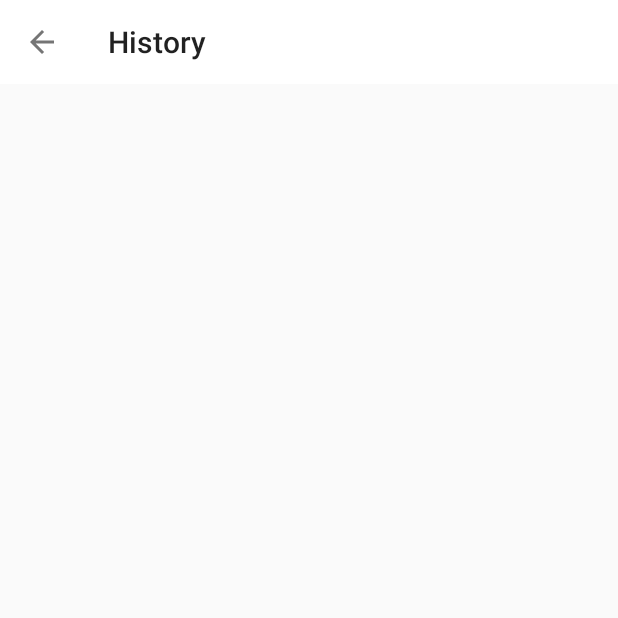
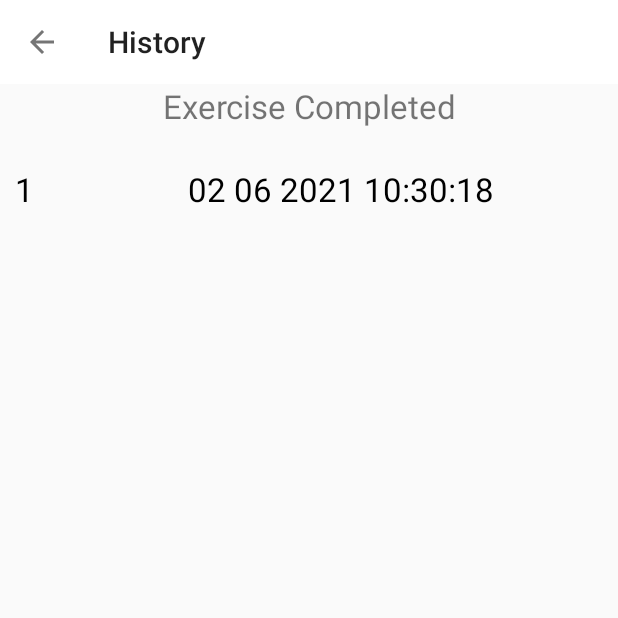
Before and after one commit to RenijS/Android_WorkoutApp_Kotlin, an Android app: the HistoryActivity screen opened directly, with no data from a screen before it, on a phone screen of 412 x 824 dp, the top half of it. Before the commit the part shown is almost empty. Run offline under Robolectric (Android 15) with nearby library versions, the phone set to English and light mode, and no system bars.

Commit message:
7MinWorkoutApp V3 (SQLite)

```diff
--- a/app/src/main/java/com/example/a7minuteworkoutapplication/ExerciseActivity.kt
+++ b/app/src/main/java/com/example/a7minuteworkoutapplication/ExerciseActivity.kt
@@ -144,8 +144,8 @@ class ExerciseActivity : AppCompatActivity(), TextToSpeech.OnInitListener {
             }
             //is executed when finished
             override fun onFinish() {
-                //if(currentExercisePosition < 2){
-                if (currentExercisePosition < exerciseList!!.size-1){
+                if(currentExercisePosition < 1){
+                //if (currentExercisePosition < exerciseList!!.size-1){
                     if (exerciseList!![currentExercisePosition].getIsSelected() == true) {
                         exerciseList!![currentExercisePosition].setIsSelected(false)
                         exerciseList!![currentExercisePosition].setIsCompleted(true)
--- a/app/src/main/java/com/example/a7minuteworkoutapplication/HistoryActivity.kt
+++ b/app/src/main/java/com/example/a7minuteworkoutapplication/HistoryActivity.kt
@@ -2,6 +2,9 @@ package com.example.a7minuteworkoutapplication
 
 import androidx.appcompat.app.AppCompatActivity
 import android.os.Bundle
+import android.util.Log
+import android.view.View
+import androidx.recyclerview.widget.LinearLayoutManager
 import com.example.a7minuteworkoutapplication.databinding.ActivityHistoryBinding
 
 class HistoryActivity : AppCompatActivity() {
@@ -25,5 +28,24 @@ class HistoryActivity : AppCompatActivity() {
         binding.toolbarHistoryActivity.setNavigationOnClickListener {
             onBackPressed()
         }
+
+        fillRecyclerView()
+    }
+
+    private fun fillRecyclerView(){
+        val dbHandler = SqliteOpenHelper(this, null)
+        val allDataList = dbHandler.getAllDataList()
+        Log.e("HistoryActivity", "" + allDataList)
+
+        if (allDataList.size > 0){
+            binding.tvNoData.visibility = View.GONE
+            binding.llRvMain.visibility = View.VISIBLE
+
+            binding.rvHistory.layoutManager = LinearLayoutManager(this)
+            binding.rvHistory.adapter = HistoryAdapter(this, allDataList)
+        } else{
+            binding.llRvMain.visibility = View.GONE
+            binding.tvNoData.visibility = View.VISIBLE
+        }
     }
 }
--- /dev/null
+++ b/app/src/main/java/com/example/a7minuteworkoutapplication/HistoryAdapter.kt
@@ -0,0 +1,35 @@
+package com.example.a7minuteworkoutapplication
+
+import android.content.Context
+import android.util.Log
+import android.view.LayoutInflater
+import android.view.ViewGroup
+import androidx.recyclerview.widget.RecyclerView
+import com.example.a7minuteworkoutapplication.databinding.ItemExerciseStatusBinding
+import com.example.a7minuteworkoutapplication.databinding.ItemHistoryRowBinding
+import java.util.ArrayList
+
+class HistoryAdapter(val context: Context,val item: ArrayList<String>): RecyclerView.Adapter<HistoryAdapter.ViewHolder>() {
+
+    class ViewHolder(binding: ItemHistoryRowBinding): RecyclerView.ViewHolder(binding.root){
+        val llMainRow = binding.llHistoryMain
+        val tvId = binding.tvId
+        val tvDate = binding.tvDate
+    }
+
+    override fun onCreateViewHolder(parent: ViewGroup, viewType: Int): ViewHolder {
+        val binding = ItemHistoryRowBinding.inflate(LayoutInflater.from(parent.context), parent, false)
+        return ViewHolder(binding)
+    }
+
+    override fun onBindViewHolder(holder: ViewHolder, position: Int) {
+        val date : String = item[position]
+        Log.e("HistoryAdapter", ""+date)
+        holder.tvId.text = (position+1).toString()
+        holder.tvDate.text = date
+    }
+
+    override fun getItemCount(): Int {
+        return item.size
+    }
+}
--- /dev/null
+++ b/app/src/main/java/com/example/a7minuteworkoutapplication/SqliteOpenHelper.kt
@@ -0,0 +1,56 @@
+package com.example.a7minuteworkoutapplication
+
+import android.content.ContentValues
+import android.content.Context
+import android.database.sqlite.SQLiteDatabase
+import android.database.sqlite.SQLiteOpenHelper
+import android.util.Log
+import java.util.ArrayList
+
+class SqliteOpenHelper(context: Context, factory:SQLiteDatabase.CursorFactory?): SQLiteOpenHelper(context, DATABASE_NAME, factory,DATABASE_VERSION) {
+
+    companion object{
+        private val DATABASE_VERSION = 1
+        private val DATABASE_NAME = "SevenMinutesWorkout.db"
+        private val TABLE_HISTORY = "history" //Table name
+        private val COLUMN_ID = "_id" // underscore cuz primary key
+        private val COLUMN_COMPLETED_DATE = "completed_date"
+    }
+
+    override fun onCreate(db: SQLiteDatabase?) {
+        val CREATE_EXERCISE_TABLE = ("CREATE TABLE " + TABLE_HISTORY + "(" +
+                COLUMN_ID + " INTEGER PRIMARY KEY, " + COLUMN_COMPLETED_DATE + " TEXT)")
+        db?.execSQL(CREATE_EXERCISE_TABLE)
+    }
+
+    override fun onUpgrade(db: SQLiteDatabase?, oldVersion: Int, newVersion: Int) {
+        db?.execSQL("DROP TABLE IF EXISTS " + TABLE_HISTORY)
+        onCreate(db)
+    }
+
+    fun addDate(date: String){
+        Log.e("Sqlite", "" + date)
+        val values = ContentValues()
+        values.put(COLUMN_COMPLETED_DATE, date)
+
+        val db = this.writableDatabase
+        db.insert(TABLE_HISTORY, null, values)
+        db.close()
+    }
+
+    fun getAllDataList() : ArrayList<String>{
+        val list = ArrayList<String>()
+        val db = this.readableDatabase
+        val cursor = db.rawQuery("SELECT * FROM $TABLE_HISTORY", null)
+        //cursor goes through row in table
+        while (cursor.moveToNext()){
+            val dateValue = (cursor.getString(cursor.getColumnIndex(COLUMN_COMPLETED_DATE)))
+            list.add(dateValue.toString())
+            Log.e("Sqlite", ""+ dateValue)
+            Log.e("Sqlite", "" + dateValue.toString())
+        }
+        cursor.close()
+        return list
+
+    }
+}
--- a/app/src/main/res/layout/activity_history.xml
+++ b/app/src/main/res/layout/activity_history.xml
@@ -1,6 +1,5 @@
 <?xml version="1.0" encoding="utf-8"?>
 <RelativeLayout xmlns:android="http://schemas.android.com/apk/res/android"
-    xmlns:app="http://schemas.android.com/apk/res-auto"
     xmlns:tools="http://schemas.android.com/tools"
     android:layout_width="match_parent"
     android:layout_height="match_parent"
@@ -14,4 +13,35 @@
         android:minHeight="?attr/actionBarSize"
         android:theme="@style/ThemeOverlay.AppCompat.Light" />
 
+    <TextView
+        android:id="@+id/tvNoData"
+        android:layout_width="match_parent"
+        android:layout_height="match_parent"
+        android:layout_below="@+id/toolbar_history_activity"
+        android:gravity="center"
+        android:text="@string/no_available_data"
+        android:textSize="25sp"
+        android:visibility="gone"/>
+
+    <LinearLayout
+        android:id="@+id/llRvMain"
+        android:layout_width="match_parent"
+        android:layout_height="wrap_content"
+        android:orientation="vertical"
+        android:layout_below="@+id/toolbar_history_activity"
+        android:visibility="gone">
+        <TextView
+            android:layout_width="match_parent"
+            android:layout_height="wrap_content"
+            android:text="@string/exercise_completed"
+            android:textSize="22sp"
+            android:gravity="center"/>
+
+        <androidx.recyclerview.widget.RecyclerView
+            android:id="@+id/rvHistory"
+            android:layout_width="match_parent"
+            android:layout_height="match_parent"
+            android:layout_marginTop="16dp" />
+    </LinearLayout>
+
 </RelativeLayout>
--- a/app/src/main/res/layout/item_exercise_status.xml
+++ b/app/src/main/res/layout/item_exercise_status.xml
@@ -8,7 +8,7 @@
     android:textColor="@color/black"
     android:textSize="14sp"
     android:textStyle="bold"
-    android:text="1"
+    android:text="@string/_1"
     android:padding="3dp"
     android:background="@drawable/item_circular_color_grey_background">
 
--- /dev/null
+++ b/app/src/main/res/layout/item_history_row.xml
@@ -0,0 +1,31 @@
+<?xml version="1.0" encoding="utf-8"?>
+<LinearLayout xmlns:android="http://schemas.android.com/apk/res/android"
+    android:id="@+id/llHistoryMain"
+    android:orientation="horizontal"
+    android:layout_width="match_parent"
+    android:layout_height="wrap_content"
+    android:padding="10dp"
+    >
+
+    <TextView
+        android:id="@+id/tvId"
+        android:layout_width="match_parent"
+        android:layout_height="wrap_content"
+        android:text="@string/_1"
+        android:textSize="22sp"
+        android:layout_weight="9"
+        android:textColor="@color/black"
+        android:layout_marginEnd="3dp"/>
+
+    <TextView
+        android:id="@+id/tvDate"
+        android:layout_width="match_parent"
+        android:layout_height="wrap_content"
+        android:text="@string/date"
+        android:textSize="22sp"
+        android:layout_weight="1"
+        android:gravity="center"
+        android:textColor="@color/black"
+        android:layout_marginStart="3dp"/>
+
+</LinearLayout>
```
Also changed, not shown: app/src/main/java/com/example/a7minuteworkoutapplication/FinalScreenActivity.kt (+20 -0 lines), app/src/main/res/layout/activity_bmi.xml (+20 -20 lines), app/src/main/res/layout/activity_exercise.xml (+9 -9 lines), app/src/main/res/layout/activity_final_screen.xml (+5 -4 lines), app/src/main/res/layout/activity_main.xml (+11 -9 lines), app/src/main/res/layout/confirmation_dialog.xml (+4 -5 lines), app/src/main/res/values/strings.xml (+37 -0 lines).
